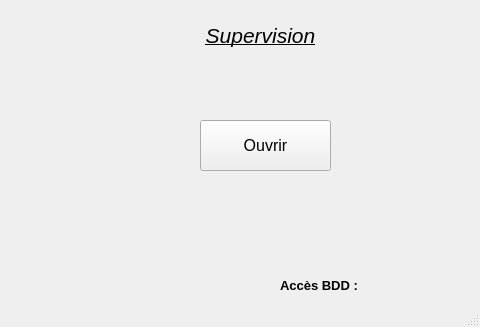
First picture: the form in Process_Barriere/Process_Barriere/Process_Barriere.ui, repository eloiselcr/Gestion-acces-parking, before the edit; both pictures show x 660 to 1140 and y 367 to 694 of the 1140 by 694 pixel window.
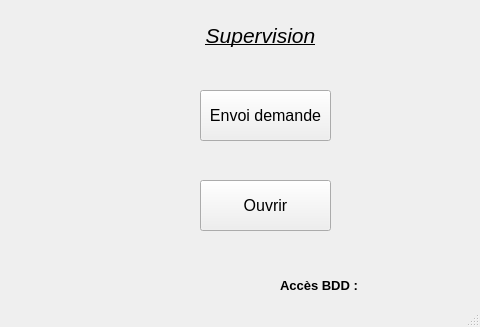
Second picture: the form after the edit. The open tabs and pages were chosen to show the change.

What changed in the file:
```diff
--- a/Process_Barriere/Process_Barriere/Process_Barriere.ui
+++ b/Process_Barriere/Process_Barriere/Process_Barriere.ui
@@ -292,19 +292,6 @@
         <string>Bienvenue sur l'espace de gestion des modes de la barrière au sein de La Providence.</string>
        </property>
       </widget>
-      <widget class="QPushButton" name="test_envoi">
-       <property name="geometry">
-        <rect>
-         <x>810</x>
-         <y>130</y>
-         <width>171</width>
-         <height>61</height>
-        </rect>
-       </property>
-       <property name="text">
-        <string>Envoi demande</string>
-       </property>
-      </widget>
      </widget>
     </widget>
     <widget class="QWidget" name="interface_superviseur">
@@ -525,7 +512,7 @@
        <property name="geometry">
         <rect>
          <x>110</x>
-         <y>120</y>
+         <y>180</y>
          <width>131</width>
          <height>51</height>
         </rect>
@@ -564,6 +551,24 @@
         <set>Qt::AlignCenter</set>
        </property>
       </widget>
+      <widget class="QPushButton" name="test_envoi">
+       <property name="geometry">
+        <rect>
+         <x>110</x>
+         <y>90</y>
+         <width>131</width>
+         <height>51</height>
+        </rect>
+       </property>
+       <property name="font">
+        <font>
+         <pointsize>12</pointsize>
+        </font>
+       </property>
+       <property name="text">
+        <string>Envoi demande</string>
+       </property>
+      </widget>
      </widget>
      <widget class="QWidget" name="widget_InfosGlobal" native="true">
       <property name="geometry">
```
Left out of the diff: 16 changed lines with no effect on the pictures.
